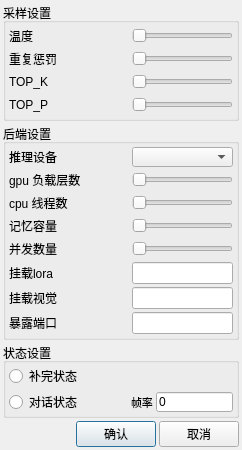
The window that src/widget/settings_dialog.ui (ylsdamxssjxxdd/eva) describes before a commit, drawn with Qt 5.
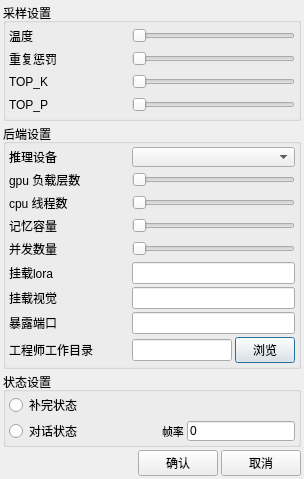
The same window after the commit.

Commit message: 优化软件工程师

Patch:
```diff
--- a/src/widget/settings_dialog.ui
+++ b/src/widget/settings_dialog.ui
@@ -585,6 +585,55 @@
            </size>
           </property>
          </widget>
+       </item>
+      </layout>
+     </item>
+      <item>
+       <layout class="QHBoxLayout" name="horizontalLayout_engineer_dir">
+        <item>
+         <widget class="QLabel" name="engineer_workdir_label">
+          <property name="minimumSize">
+           <size>
+            <width>120</width>
+            <height>20</height>
+           </size>
+          </property>
+          <property name="maximumSize">
+           <size>
+            <width>120</width>
+            <height>16777215</height>
+           </size>
+          </property>
+          <property name="text">
+           <string>工程师工作目录</string>
+          </property>
+         </widget>
+        </item>
+        <item>
+         <widget class="QLineEdit" name="engineer_workdir_LineEdit">
+          <property name="minimumSize">
+           <size>
+            <width>100</width>
+            <height>0</height>
+           </size>
+          </property>
+          <property name="readOnly">
+           <bool>true</bool>
+          </property>
+         </widget>
+        </item>
+        <item>
+         <widget class="QPushButton" name="engineer_workdir_browse">
+          <property name="minimumSize">
+           <size>
+            <width>60</width>
+            <height>0</height>
+           </size>
+          </property>
+          <property name="text">
+           <string>浏览</string>
+          </property>
+         </widget>
         </item>
        </layout>
       </item>
```
The commit also changes 6 other files.
